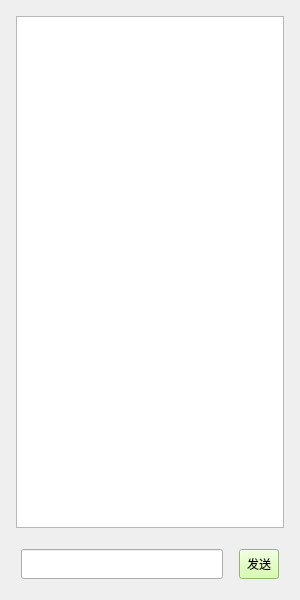
Before: the Qt Designer form client/danmuweight.ui in yielde/bilibili-mac, drawn with Qt 5.
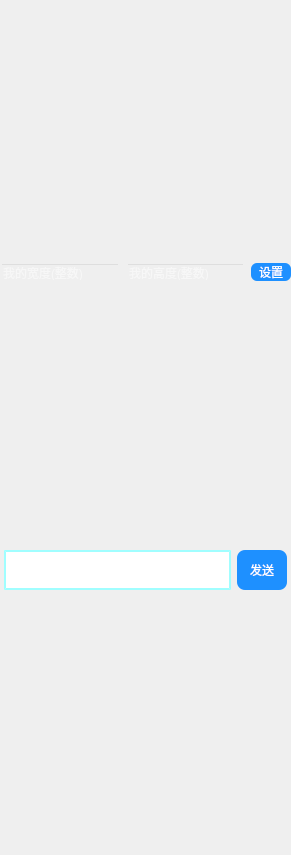
After: the same form once the commit is applied.

```diff
--- a/client/danmuweight.ui
+++ b/client/danmuweight.ui
@@ -6,8 +6,8 @@
    <rect>
     <x>0</x>
     <y>0</y>
-    <width>300</width>
-    <height>600</height>
+    <width>291</width>
+    <height>855</height>
    </rect>
   </property>
   <property name="sizePolicy">
@@ -20,17 +20,89 @@
    <string>Form</string>
   </property>
   <property name="styleSheet">
-   <string notr="true">margin: 5px
-</string>
+   <string notr="true">QWidget {
+    background: qlineargradient(
+        x1: 0, y1: 0, 
+        x2: 1, y2: 1,
+        stop: 0 rgb(29, 30, 30),
+        stop: 1 rgb(92, 93, 93)
+    );
+}</string>
   </property>
   <layout class="QVBoxLayout" name="verticalLayout">
+   <property name="leftMargin">
+    <number>0</number>
+   </property>
+   <property name="topMargin">
+    <number>0</number>
+   </property>
+   <property name="rightMargin">
+    <number>0</number>
+   </property>
+   <property name="bottomMargin">
+    <number>0</number>
+   </property>
    <item>
-    <widget class="QListWidget" name="MsgText">
-     <property name="styleSheet">
-      <string notr="true">background-color:rgb(212, 255, 154);
-item{height: 20px};</string>
-     </property>
-    </widget>
+    <layout class="QVBoxLayout" name="verticalLayout_2">
+     <item>
+      <layout class="QHBoxLayout" name="horizontalLayout_3">
+       <item>
+        <widget class="QLineEdit" name="danmuWidth">
+         <property name="styleSheet">
+          <string notr="true">background: transparent;
+margin:0px;
+color:white;</string>
+         </property>
+         <property name="placeholderText">
+          <string>我的宽度(整数)</string>
+         </property>
+        </widget>
+       </item>
+       <item>
+        <widget class="QLineEdit" name="danmuHeight">
+         <property name="styleSheet">
+          <string notr="true">background:transparent;
+margin:0px;
+color:white;</string>
+         </property>
+         <property name="placeholderText">
+          <string>我的高度(整数)</string>
+         </property>
+        </widget>
+       </item>
+       <item>
+        <widget class="QPushButton" name="danmuRectBtn">
+         <property name="minimumSize">
+          <size>
+           <width>40</width>
+           <height>0</height>
+          </size>
+         </property>
+         <property name="styleSheet">
+          <string notr="true">QPushButton {
+    background-color: #1E90FF;  /* 道奇蓝 */
+    color: white;
+    border: none;
+    border-radius: 6px;  /* 这将创建椭圆形效果 */
+    margin:0px;
+}
+
+QPushButton:hover {
+    background-color: #4169E1;  /* 皇家蓝，鼠标悬停时稍微变暗 */
+}
+
+QPushButton:pressed {
+    background-color: #32CD32;  /* 酸橙绿，按下时变为绿色 */
+}</string>
+         </property>
+         <property name="text">
+          <string>设置</string>
+         </property>
+        </widget>
+       </item>
+      </layout>
+     </item>
+    </layout>
    </item>
    <item>
     <layout class="QHBoxLayout" name="horizontalLayout">
@@ -38,16 +110,16 @@
       <enum>QLayout::SetDefaultConstraint</enum>
      </property>
      <property name="leftMargin">
-      <number>5</number>
+      <number>4</number>
      </property>
      <property name="topMargin">
-      <number>5</number>
+      <number>0</number>
      </property>
      <property name="rightMargin">
-      <number>5</number>
+      <number>4</number>
      </property>
      <property name="bottomMargin">
-      <number>5</number>
+      <number>0</number>
      </property>
      <item>
       <widget class="QLineEdit" name="MsgEdit">
@@ -64,7 +136,18 @@
         </size>
        </property>
        <property name="styleSheet">
-        <string notr="true">background-color:qlineargradient(spread:pad, x1:0, y1:0, x2:1, y2:0, stop:0 rgba(0, 0, 0, 255), stop:1 rgba(255, 255, 255, 255))rgb(139, 255, 144)</string>
+        <string notr="true">border-width:2px;
+border-color:rgba(118, 253, 255, 176);
+border-style:solid;
+margin-top:0px;
+margin-left:0px;
+color:white;</string>
+       </property>
+       <property name="maxLength">
+        <number>20</number>
+       </property>
+       <property name="placeholderText">
+        <string>最多输入20字</string>
        </property>
       </widget>
      </item>
@@ -89,8 +172,21 @@
         </size>
        </property>
        <property name="styleSheet">
-        <string notr="true">background-color:rgb(205, 255, 150);
-</string>
+        <string notr="true">QPushButton {
+    background-color: #1E90FF;  /* 道奇蓝 */
+    color: white;
+    border: none;
+    border-radius: 8px;  /* 这将创建椭圆形效果 */
+  
+}
+
+QPushButton:hover {
+    background-color: #4169E1;  /* 皇家蓝，鼠标悬停时稍微变暗 */
+}
+
+QPushButton:pressed {
+    background-color: #32CD32;  /* 酸橙绿，按下时变为绿色 */
+}</string>
        </property>
        <property name="text">
         <string>发送</string>
```
